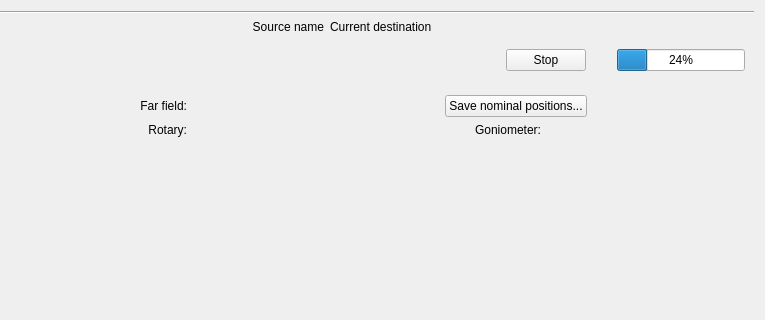
First picture: the form in btms_ui/ui/btms-source.ui, repository pcdshub/btms-ui, before the edit; both pictures show x 301 to 1066 and y 0 to 320 of the 1066 by 411 pixel window.
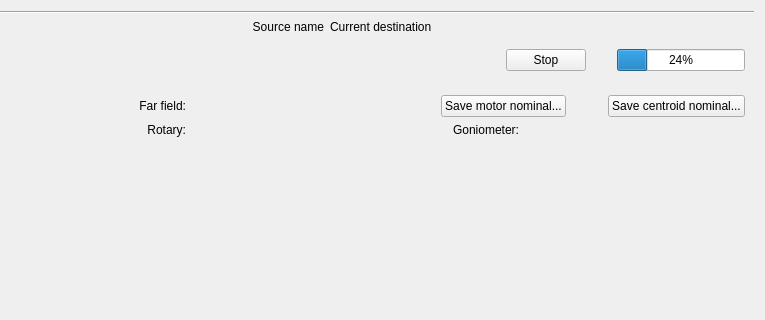
Second picture: the form after the edit. Custom widgets are drawn as their Qt base class.

Commit message: ENH: add save centroid nominal

```diff
--- a/btms_ui/ui/btms-source.ui
+++ b/btms_ui/ui/btms-source.ui
@@ -350,7 +350,7 @@
          <string>When clicked, the 3 motor positions (linear, rotary, and goniometer) will be used for the nominal positions for the current destination of this source.</string>
         </property>
         <property name="text">
-         <string>Save nominal positions...</string>
+         <string>Save motor nominal...</string>
         </property>
         <property name="checkable">
          <bool>false</bool>
@@ -534,6 +534,25 @@
         </property>
        </widget>
       </item>
+      <item row="2" column="11">
+       <widget class="QPushButton" name="save_centroid_nominal_button">
+        <property name="sizePolicy">
+         <sizepolicy hsizetype="Maximum" vsizetype="Fixed">
+          <horstretch>0</horstretch>
+          <verstretch>0</verstretch>
+         </sizepolicy>
+        </property>
+        <property name="toolTip">
+         <string>&lt;html&gt;&lt;head/&gt;&lt;body&gt;&lt;p&gt;When clicked, the near field and far field centroid X and Y values will be used for the nominal positions for the current destination of this source.&lt;/p&gt;&lt;/body&gt;&lt;/html&gt;</string>
+        </property>
+        <property name="text">
+         <string>Save centroid nominal...</string>
+        </property>
+        <property name="checkable">
+         <bool>false</bool>
+        </property>
+       </widget>
+      </item>
      </layout>
     </widget>
    </item>
```
The commit also changes 1 other file.
